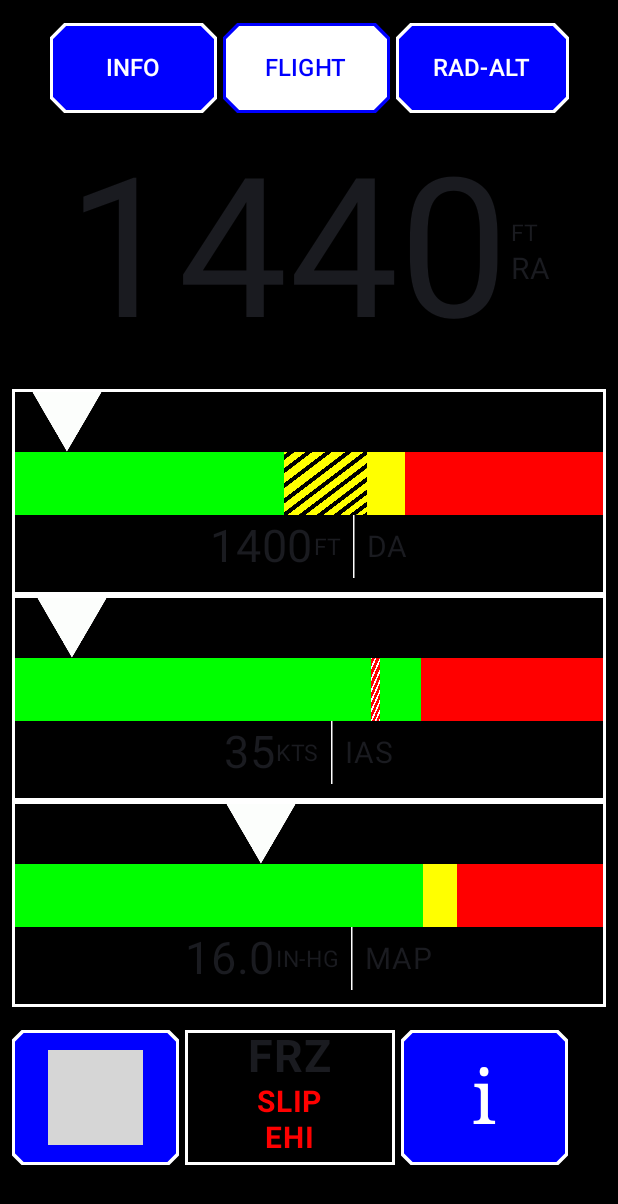
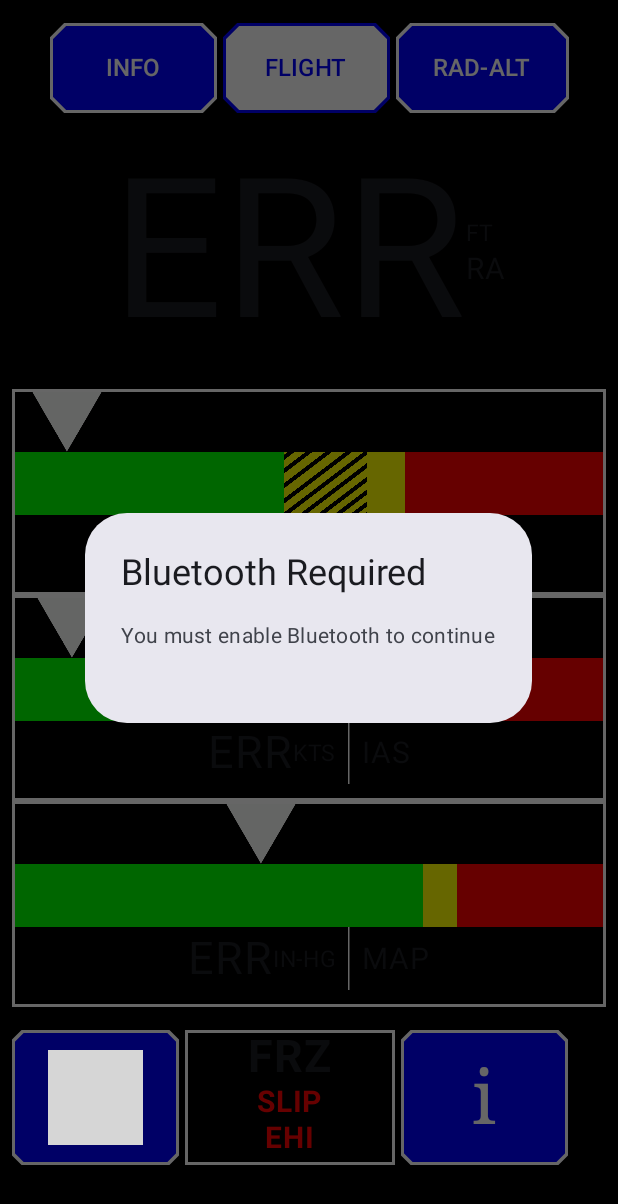
Before and after one commit to Komputer24/EIT2.0-ESAID-App, an Android app built with Jetpack Compose: the screen it shows after launch (MainActivity), on a phone screen of 412 x 824 dp. Shown: the top 1204 px of the screen. Run offline under Robolectric (Android 15) with nearby library versions, the phone set to English and light mode, and no system bars; grey boxes are pictures that could not be loaded.

Commit message:
v15 - Bluetooth Detectable

```diff
--- /dev/null
+++ b/app/src/main/java/com/example/eit20_app/Bluetooth.kt
@@ -0,0 +1,42 @@
+package com.example.eit20_app
+
+import android.Manifest
+import android.app.Activity
+import android.bluetooth.BluetoothAdapter
+import android.bluetooth.BluetoothManager
+import android.content.Context
+import android.content.Intent
+import androidx.annotation.RequiresPermission
+
+class BluetoothHelper(private val activity: Activity) {
+
+    companion object {
+        const val REQUEST_ENABLE_BT = 1001
+    }
+
+    // Get BluetoothAdapter from BluetoothManager
+    private val bluetoothAdapter: BluetoothAdapter? by lazy {
+        val bluetoothManager = activity.getSystemService(Context.BLUETOOTH_SERVICE) as BluetoothManager
+        bluetoothManager.adapter
+    }
+
+    // Check if Bluetooth is enabled
+    fun isBluetoothEnabled(): Boolean {
+        return bluetoothAdapter?.isEnabled == true
+    }
+
+    // Request user to enable Bluetooth if disabled
+    @RequiresPermission(Manifest.permission.BLUETOOTH_CONNECT)
+    fun requestEnableBluetooth() {
+        if (bluetoothAdapter == null) {
+            // Device does not support Bluetooth
+            // You might want to notify user here or handle gracefully
+            return
+        }
+
+        if (!isBluetoothEnabled()) {
+            val enableBtIntent = Intent(BluetoothAdapter.ACTION_REQUEST_ENABLE)
+            activity.startActivityForResult(enableBtIntent, REQUEST_ENABLE_BT)
+        }
+    }
+}
--- a/app/src/main/java/com/example/eit20_app/Composables.kt
+++ b/app/src/main/java/com/example/eit20_app/Composables.kt
@@ -1,9 +1,7 @@
 package com.example.eit20_app
 
 import android.app.Activity
-import android.content.Context
 import android.content.ContextWrapper
-import android.content.Intent
 import android.media.MediaPlayer
 import android.view.WindowManager
 import androidx.compose.foundation.BorderStroke
@@ -24,6 +22,7 @@ import androidx.compose.foundation.layout.size
 import androidx.compose.foundation.layout.width
 import androidx.compose.foundation.layout.wrapContentSize
 import androidx.compose.foundation.shape.CutCornerShape
+import androidx.compose.foundation.shape.RoundedCornerShape
 import androidx.compose.material3.AlertDialog
 import androidx.compose.material3.ButtonDefaults
 import androidx.compose.material3.Divider
@@ -31,8 +30,9 @@ import androidx.compose.material3.OutlinedButton
 import androidx.compose.material3.Slider
 import androidx.compose.material3.Text
 import androidx.compose.material3.TextButton
+import androidx.compose.material3.TextField
+import androidx.compose.material3.TextFieldDefaults
 import androidx.compose.material3.VerticalDivider
-import androidx.compose.runtime.Composable
 import androidx.compose.runtime.getValue
 import androidx.compose.runtime.mutableFloatStateOf
 import androidx.compose.runtime.remember
@@ -52,6 +52,23 @@ import androidx.compose.ui.unit.dp
 import androidx.compose.ui.unit.sp
 import androidx.compose.runtime.LaunchedEffect
 import androidx.compose.ui.text.font.FontWeight
+import androidx.compose.runtime.mutableStateOf
+import java.time.format.TextStyle
+import android.Manifest
+import android.bluetooth.BluetoothAdapter
+import android.bluetooth.BluetoothManager
+import android.content.Context
+import android.content.Intent
+import android.content.pm.PackageManager
+import android.os.Build
+import androidx.activity.ComponentActivity
+import androidx.activity.compose.rememberLauncherForActivityResult
+import androidx.activity.result.contract.ActivityResultContracts
+import androidx.compose.runtime.Composable
+import androidx.compose.runtime.LaunchedEffect // Import LaunchedEffect
+import androidx.compose.runtime.MutableState
+import androidx.compose.ui.platform.LocalContext
+import androidx.core.content.ContextCompat
 
 @Composable
 fun ButtonRow() {
@@ -84,19 +101,21 @@ fun ChosenHeaderColumn(){
             modifier = Modifier.height(566.dp).fillMaxWidth(),
             horizontalAlignment = Alignment.CenterHorizontally
         ) {
-            InfoInfo(25.0, "°C", "OAT")
-            InfoInfo(2400, "LB", "GWT")
-            InfoInfo(1400, "FT", "DA")
+            InfoInfo(if(!bluetoothNotEnabled.value) {25.0} else {0}, "°C", "OAT")
+            InfoInfo(if(!bluetoothNotEnabled.value) {2400} else {0}, "LB", "GWT")
+            InfoInfo(if(!bluetoothNotEnabled.value) {1400} else {0}, "FT", "DA")
+
             Divider(
                 color = Color.White,
                 thickness = 3.dp,
                 modifier = Modifier.padding(vertical = 8.dp)
             )
-            InfoInfo(120, "KTS", "VNE")
-            InfoInfo(22.9, "IN-HG", "MCP")
-            InfoInfo(6900, "DA-FT", "OGE")
-            InfoInfo(25.7, "IN-HG", "SMP")
-            InfoInfo(11300, "DA-FT", "IGE")
+
+            InfoInfo(if(!bluetoothNotEnabled.value) {120} else {0}, "KTS", "VNE")
+            InfoInfo(if(!bluetoothNotEnabled.value) {22.9} else {0}, "IN-HG", "MCP")
+            InfoInfo(if(!bluetoothNotEnabled.value) {6900} else {0}, "DA-FT", "OGE")
+            InfoInfo(if(!bluetoothNotEnabled.value) {25.7} else {0}, "IN-HG", "SMP")
+            InfoInfo(if(!bluetoothNotEnabled.value) {11300} else {0}, "DA-FT", "IGE")
         }
     }
     else if(selectedIndex.value == 1){
@@ -116,7 +135,7 @@ fun ChosenHeaderColumn(){
                 verticalAlignment = Alignment.CenterVertically
             ) {
                 Text(
-                    text = if(flightDisplay < 100000 && flightDisplay > -10000) "${flightDisplay}" else "OOB", // (-9999 FT - 99999 FT)
+                    text = if (flightDisplay < 100000 && flightDisplay > -10000 && !bluetoothNotEnabled.value) "${flightDisplay}" else "ERR",
                     fontSize = 130.sp,
                 )
                 Column(
@@ -170,7 +189,7 @@ fun ChosenHeaderColumn(){
                             verticalAlignment = Alignment.CenterVertically
                         ) {
                             Text(
-                                text = if(ft< 100000 && ft> -10000) "${ft}" else "OOB", // (-9999 FT - 99999 FT)
+                                text = if(ft< 100000 && ft> -10000 && !bluetoothNotEnabled.value) "${ft}" else "ERR", // (-9999 FT - 99999 FT)
                                 fontSize = 30.sp,
                             )
                             Text(
@@ -225,7 +244,7 @@ fun ChosenHeaderColumn(){
                             verticalAlignment = Alignment.CenterVertically
                         ) {
                             Text(
-                                text = if(kts < 151 && kts > 19) "${kts}" else "OOB", // (20 KTS - 150 KTS)
+                                text = if(kts < 151 && kts > 19 && !bluetoothNotEnabled.value) "${kts}" else "ERR", // (20 KTS - 150 KTS)
                                 fontSize = 30.sp,
                             )
                             Text(
@@ -280,7 +299,7 @@ fun ChosenHeaderColumn(){
                             verticalAlignment = Alignment.CenterVertically
                         ) {
                             Text(
-                                text = if(inhg < 33.0 && inhg >= 0.0) "${inhg}" else "OOB", //  (0 IN-HG - 32 IN-HG)
+                                text = if(inhg < 33.0 && inhg >= 0.0 && !bluetoothNotEnabled.value) "${inhg}" else "ERR", //  (0 IN-HG - 32 IN-HG)
                                 fontSize = 30.sp,
                             )
                             Text(
@@ -319,7 +338,7 @@ fun ChosenHeaderColumn(){
                     modifier = Modifier.fillMaxWidth()
                 ) {
                     Text(
-                        text = if (flightDisplay < 100000 && flightDisplay > -10000) "$flightDisplay" else "OOB",
+                        text = if (flightDisplay < 100000 && flightDisplay > -10000 && !bluetoothNotEnabled.value) "$flightDisplay" else "ERR",
                         fontSize = 130.sp,
                     )
                     Column {
@@ -333,6 +352,28 @@ fun ChosenHeaderColumn(){
                         )
                     }
                 }
+//                Row(){
+//                    var username by remember { mutableStateOf("") }
+//
+//                    TextField(
+//                        value = username,
+//                        onValueChange = { username = it },
+//                        placeholder = { Text("Email or username" ) },
+//                        shape = RoundedCornerShape(25.dp),
+//                        colors = TextFieldDefaults.colors( // Use the colors parameter
+//                            focusedContainerColor = Color(0xFF85AAB3), // Use this for when the TextField is focused
+//                            unfocusedContainerColor = Color(0xFF85AAB3), // Use this for when the TextField is not focused
+//                            focusedTextColor = Color.White, // Use this for the focused text color
+//                            unfocusedTextColor = Color.White, // Use this for the unfocused text color
+//                            focusedIndicatorColor = Color.Transparent, // Remove underline when focused
+//                            unfocusedIndicatorColor = Color.Transparent, // Remove underline when unfocused
+//                            disabledIndicatorColor = Color.Transparent,
+//                            focusedPlaceholderColor = Color.White, // Set placeholder color when focused
+//                            unfocusedPlaceholderColor = Color.White
+//                        ),
+//                        textStyle = androidx.compose.ui.text.TextStyle(fontSize = 20.sp)
+//                    )
+//                }
             }
         }
     }
@@ -726,33 +767,3 @@ fun ReturnHome(){
         )
     }
 }
-
-
-
-
-@Composable
-fun AlertBox() { // Replace with your actual Composable name
-    // Conditionally display the AlertDialog based on the state
-    if (showDevelopmentAlert.value) { // 1.2.1, 1.3.1
-        AlertDialog( // 1.3.2, 1.1.4
-            onDismissRequest = {
-                showDevelopmentAlert.value = false // Dismiss the dialog
-            },
-            title = {
-                Text(text = "Feature in Development")
-            },
-            text = {
-                Text(text = "This feature is currently in development.")
-            },
-            confirmButton = { // 1.3.2, 1.6.1
-                TextButton(
-                    onClick = {
-                        showDevelopmentAlert.value = false // Dismiss on confirm
-                    }
-                ) {
-                    Text("OK")
-                }
-            }
-        )
-    }
-}
--- a/app/src/main/java/com/example/eit20_app/MainActivity.kt
+++ b/app/src/main/java/com/example/eit20_app/MainActivity.kt
@@ -1,8 +1,10 @@
 package com.example.eit20_app
 
-import android.app.AlertDialog
+import android.Manifest
+import android.app.Activity
+import android.bluetooth.BluetoothAdapter
+import android.bluetooth.BluetoothDevice
 import android.content.Intent
-import androidx.compose.material3.AlertDialog
 import android.os.Bundle
 import androidx.activity.ComponentActivity
 import androidx.activity.compose.setContent
@@ -10,8 +12,6 @@ import androidx.activity.enableEdgeToEdge
 import androidx.compose.foundation.BorderStroke
 import androidx.compose.foundation.background
 import androidx.compose.foundation.border
-import androidx.compose.foundation.Image
-import androidx.compose.foundation.layout.Arrangement
 import androidx.compose.foundation.layout.Box
 import androidx.compose.foundation.layout.Column
 import androidx.compose.foundation.layout.fillMaxSize
@@ -21,40 +21,31 @@ import androidx.compose.foundation.layout.calculateEndPadding
 import androidx.compose.foundation.layout.calculateStartPadding
 import androidx.compose.foundation.layout.fillMaxWidth
 import androidx.compose.foundation.layout.height
-import androidx.compose.foundation.layout.offset
+import androidx.compose.foundation.layout.width
 import androidx.compose.foundation.layout.padding
-import androidx.compose.foundation.layout.size
-import androidx.compose.foundation.layout.width
-import androidx.compose.foundation.shape.CutCornerShape
-import androidx.compose.material3.Button
-import androidx.compose.material3.ButtonDefaults
-import androidx.compose.material3.OutlinedButton
 import androidx.compose.material3.Scaffold
 import androidx.compose.material3.Text
-import androidx.compose.material3.TextButton
-import androidx.compose.material3.VerticalDivider
-import androidx.compose.runtime.Composable
 import androidx.compose.runtime.mutableStateOf
-import androidx.compose.runtime.remember
 import androidx.compose.ui.Alignment
 import androidx.compose.ui.Modifier
-import androidx.compose.ui.draw.clip
 import androidx.compose.ui.graphics.Color
-import androidx.compose.ui.graphics.RectangleShape
-import androidx.compose.ui.layout.ContentScale
 import androidx.compose.ui.platform.LocalConfiguration
-import androidx.compose.ui.platform.LocalContext
-import androidx.compose.ui.res.painterResource
-import androidx.compose.ui.text.font.FontFamily
 import androidx.compose.ui.text.font.FontWeight
 import androidx.compose.ui.unit.LayoutDirection
 import androidx.compose.ui.unit.dp
 import androidx.compose.ui.unit.sp
 import com.example.eit20_app.ui.theme.EIT20_AppTheme
-import android.content.Context
 import android.media.AudioManager
+import androidx.annotation.RequiresPermission
+import androidx.compose.material3.AlertDialog
+import androidx.compose.material3.TextButton
+import androidx.compose.runtime.Composable
+import androidx.compose.runtime.LaunchedEffect
+import androidx.compose.runtime.MutableState
+import androidx.compose.ui.platform.LocalContext
+import kotlinx.coroutines.delay
 
-val showDevelopmentAlert = mutableStateOf(false)
+val bluetoothNotEnabled = mutableStateOf(false)
 val selectedIndex = mutableStateOf(1)  // -1 = none selected
 
 val flightDisplay = 1440
@@ -68,15 +59,25 @@ val ktsScale = (((kts - 20).toDouble() / 130) * boxWidth)-22     // 20 to 150 or
 val inhgScale = ((inhg.toDouble() / 32) * boxWidth)-22         // 0 to 32
 
 class MainActivity : ComponentActivity() {
+
+    // BLUETOOTH_AREA
+    private lateinit var bluetoothHelper: BluetoothHelper
+    @RequiresPermission(Manifest.permission.BLUETOOTH_CONNECT)
+
     override fun onCreate(savedInstanceState: Bundle?) {
         super.onCreate(savedInstanceState)
 
+        // BLUETOOTH_AREA
+        bluetoothHelper = BluetoothHelper(this)
+        bluetoothHelper.requestEnableBluetooth()
+
+
         // 🔁 Reapply saved brightness here
-        val prefs = getSharedPreferences("slider_prefs", Context.MODE_PRIVATE)
+        val prefs = getSharedPreferences("slider_prefs", MODE_PRIVATE)
         val savedBrightness = prefs.getFloat("brightness_slider", 0.5f)
         val savedVolume = prefs.getFloat("volume_slider", 0.5f)
 
-        val audioManager = getSystemService(Context.AUDIO_SERVICE) as AudioManager
+        val audioManager = getSystemService(AUDIO_SERVICE) as AudioManager
         val maxVolume = audioManager.getStreamMaxVolume(AudioManager.STREAM_MUSIC)
         val calculatedVolume = (savedVolume * maxVolume).toInt()
 
@@ -85,10 +86,12 @@ class MainActivity : ComponentActivity() {
         audioManager.setStreamVolume(AudioManager.STREAM_MUSIC, calculatedVolume, 0)
         window.attributes = layoutParams
 
+
         enableEdgeToEdge()
         setContent {
             EIT20_AppTheme{
-                AlertBox()
+
+                //BluetoothToggle(activity = this)
 
                 Scaffold(modifier = Modifier.fillMaxSize()) { innerPadding ->
                     Column(
@@ -172,11 +175,44 @@ class MainActivity : ComponentActivity() {
                         }
                     }
                 }
+                BluetoothMonitor(bluetoothNotEnabled)
+                AlertBox("You must enable Bluetooth to continue", bluetoothNotEnabled)
             }
         }
     }
 
-//    private fun selectedBtn() {
-//        showDevelopmentAlert.value = true // 1.2.2, 1.3.2
-//    }
+    // BLUETOOTH_AREA
+    override fun onActivityResult(requestCode: Int, resultCode: Int, data: Intent?) {
+        super.onActivityResult(requestCode, resultCode, data)
+
+        if (requestCode == BluetoothHelper.REQUEST_ENABLE_BT) {
+            bluetoothNotEnabled.value = resultCode != Activity.RESULT_OK
+        }
+    }
 }
+
+// BLUETOOTH_AREA
+@Composable
+fun BluetoothMonitor(bluetoothNotEnabled: MutableState<Boolean>) {
+    val context = LocalContext.current
+    val bluetoothAdapter: BluetoothAdapter? = BluetoothAdapter.getDefaultAdapter()
+
+    LaunchedEffect(Unit) {
+        while (true) {
+            bluetoothNotEnabled.value = bluetoothAdapter?.isEnabled != true
+            delay(1000) // Check every 1 second
+        }
+    }
+}
+
+@Composable
+fun AlertBox(msg: String, bluetoothNotEnabled: MutableState<Boolean>) {
+    if (bluetoothNotEnabled.value) {
+        AlertDialog(
+            onDismissRequest = {}, // Cannot dismiss manually
+            title = { Text("Bluetooth Required") },
+            text = { Text(msg) },
+            confirmButton = {}
+        )
+    }
+}
```
Also changed, not shown: app/src/main/AndroidManifest.xml (+9 -0 lines).
